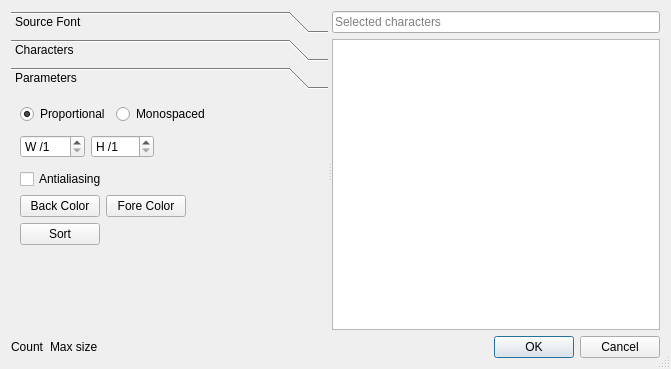
Above: controls/fonts/font-new/dialogfontselect.ui from riuson/lcd-image-converter before the change. Below: the same form after it.
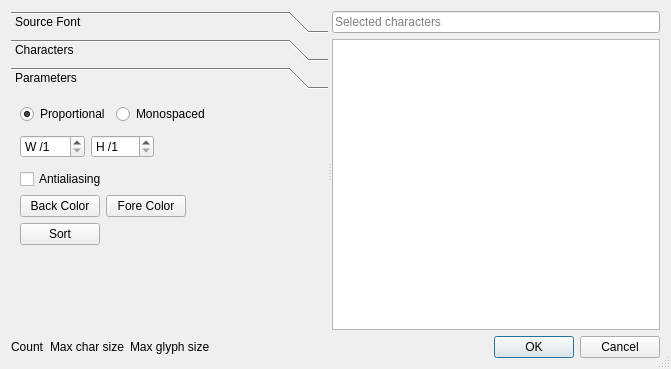
That is the form after the change. The open tabs and pages were chosen to show the change.

Commit message: Add glyph size calculation on new font creation

```diff
--- a/controls/fonts/font-new/dialogfontselect.ui
+++ b/controls/fonts/font-new/dialogfontselect.ui
@@ -398,7 +398,14 @@
      <item>
       <widget class="QLabel" name="labelCharactersMaxSize">
        <property name="text">
-        <string>Max size</string>
+        <string>Max char size</string>
+       </property>
+      </widget>
+     </item>
+     <item>
+      <widget class="QLabel" name="labelCharactersMaxGlyphSize">
+       <property name="text">
+        <string>Max glyph size</string>
        </property>
       </widget>
      </item>
```
Left out of the diff: 16 changed lines with no effect on the pictures. The commit also changes 6 other files.
